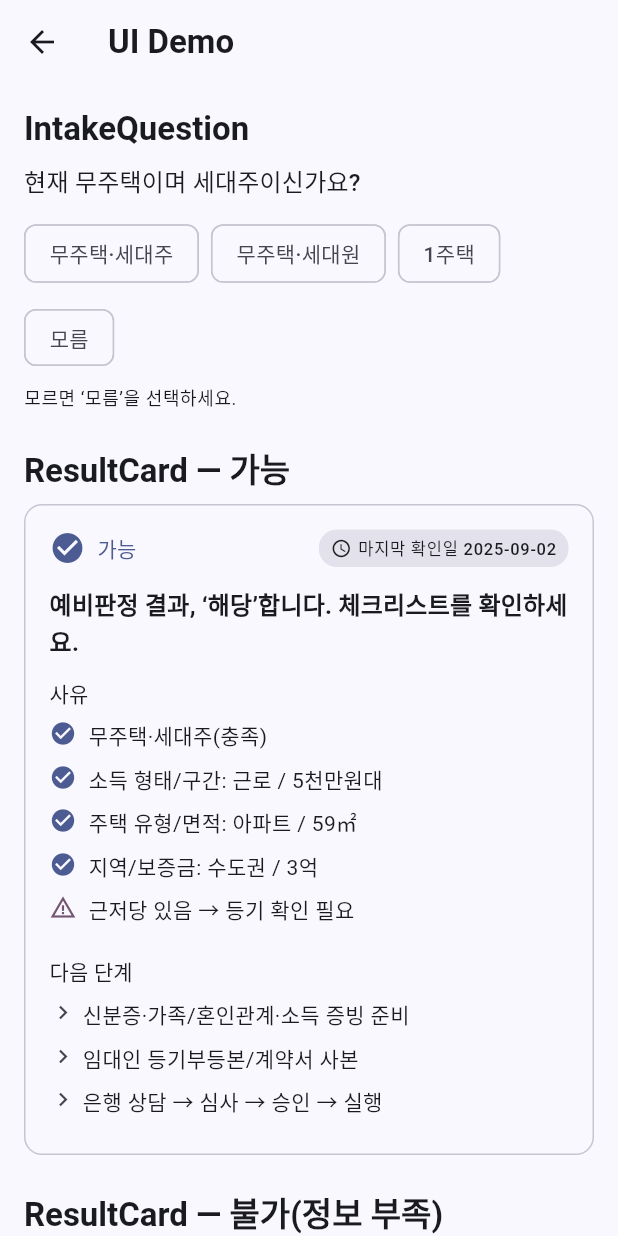
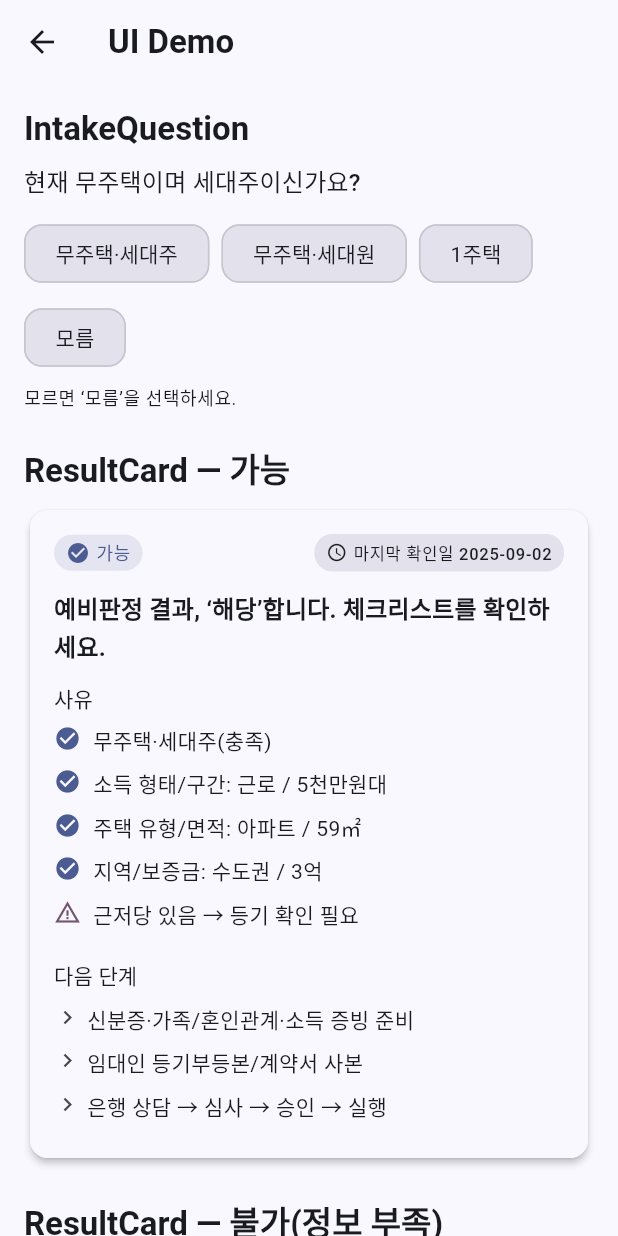
Before and after one commit to akra-devs/geonsaehelper, a Flutter app: the DemoGallery screen opened directly, on a phone screen of 412 x 824 dp. Run offline on Flutter 3.47's test engine with Material 3 defaults, Android fonts, the phone set to English and light mode, and no system bars; our stand-ins replace flutter_bloc, freezed_annotation; statements that could not run were skipped.

Commit message:
feat(ui): polish visuals — Card-based ResultCard with status pill and stale badge; refined ChatBubble paddings/radius; pill composer and ChipTheme

```diff
--- a/lib/ui/components/result_card.dart
+++ b/lib/ui/components/result_card.dart
@@ -68,23 +68,47 @@ class ResultCard extends StatelessWidget {
     final corners = context.corners;
     return Semantics(
       label: 'ResultCard',
+      child: Card(
+        key: const Key('ResultCard.Container'),
+        elevation: 2,
+        clipBehavior: Clip.antiAlias,
+        shape: RoundedRectangleBorder(borderRadius: BorderRadius.circular(corners.md)),
         child: Container(
-        key: const Key('ResultCard.Container'),
           width: double.infinity,
           padding: EdgeInsets.all(spacing.x4),
           decoration: BoxDecoration(
-          color: Theme.of(context).colorScheme.surface,
-          borderRadius: BorderRadius.circular(corners.md),
-          border: Border.all(color: Theme.of(context).colorScheme.outlineVariant),
+            gradient: LinearGradient(
+              begin: Alignment.topCenter,
+              end: Alignment.bottomCenter,
+              colors: [
+                Theme.of(context).colorScheme.surface,
+                Theme.of(context).colorScheme.surface.withOpacity(0.96),
+              ],
+            ),
           ),
           child: Column(
           crossAxisAlignment: CrossAxisAlignment.start,
           children: [
             Row(
               children: [
-                Icon(_statusIcon(), color: _statusColor(context)),
-                SizedBox(width: spacing.x2),
-                Text(_statusLabel(), style: Theme.of(context).textTheme.titleSmall?.copyWith(color: _statusColor(context))),
+                Container(
+                  padding: EdgeInsets.symmetric(horizontal: spacing.x2, vertical: spacing.x1),
+                  decoration: BoxDecoration(
+                    color: _statusColor(context).withOpacity(0.12),
+                    borderRadius: BorderRadius.circular(999),
+                  ),
+                  child: Row(
+                    mainAxisSize: MainAxisSize.min,
+                    children: [
+                      Icon(_statusIcon(), color: _statusColor(context), size: 16),
+                      SizedBox(width: spacing.x1),
+                      Text(
+                        _statusLabel(),
+                        style: Theme.of(context).textTheme.labelMedium?.copyWith(color: _statusColor(context)),
+                      ),
+                    ],
+                  ),
+                ),
                 const Spacer(),
                 _LastVerifiedBadge(lastVerified: lastVerified),
               ],
@@ -144,6 +168,7 @@ class ResultCard extends StatelessWidget {
           ],
         ),
         ),
+      ),
     );
   }
 
@@ -170,7 +195,11 @@ class _LastVerifiedBadge extends StatelessWidget {
   Widget build(BuildContext context) {
     final spacing = context.spacing;
     final cs = Theme.of(context).colorScheme;
-    return Container(
+    final stale = _isStale(lastVerified);
+    return Row(
+      mainAxisSize: MainAxisSize.min,
+      children: [
+        Container(
           padding: EdgeInsets.symmetric(horizontal: spacing.x2, vertical: spacing.x1),
           decoration: BoxDecoration(
             color: cs.surfaceVariant,
@@ -184,6 +213,30 @@ class _LastVerifiedBadge extends StatelessWidget {
               Text('마지막 확인일 $lastVerified', style: Theme.of(context).textTheme.labelSmall),
             ],
           ),
+        ),
+        if (stale) ...[
+          SizedBox(width: spacing.x1),
+          Container(
+            padding: EdgeInsets.symmetric(horizontal: spacing.x2, vertical: spacing.x1),
+            decoration: BoxDecoration(
+              color: cs.errorContainer,
+              borderRadius: BorderRadius.circular(12),
+            ),
+            child: Text(
+              '정보 최신성 확인 필요',
+              style: Theme.of(context).textTheme.labelSmall?.copyWith(color: cs.onErrorContainer),
+            ),
+          ),
+        ],
+      ],
     );
   }
+  bool _isStale(String ymd) {
+    try {
+      final d = DateTime.parse(ymd);
+      return DateTime.now().difference(d).inDays > 30;
+    } catch (_) {
+      return false;
     }
+  }
+}
```
Also changed, not shown: lib/features/conversation/ui/conversation_page.dart (+7 -7 lines), lib/ui/components/chat_bubble.dart (+15 -11 lines), lib/ui/theme/app_theme.dart (+9 -0 lines). Lines whose indentation alone changed are shown as unchanged.
